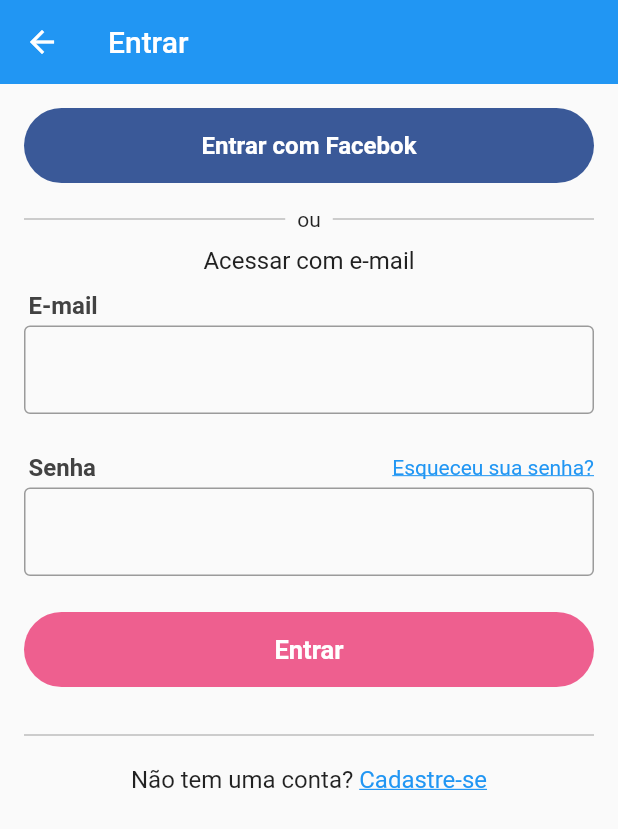
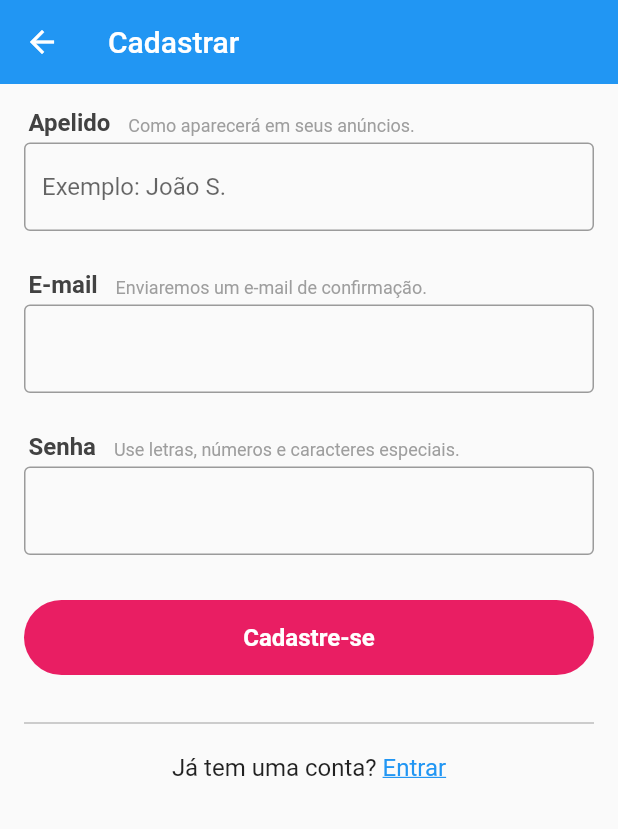
Before and after one commit to giovanitrevisol/xlo, a Flutter app: the LoginScreen screen opened directly, after a tap on "Cadastre-se", on a phone screen of 412 x 824 dp. Shown: the top 829 px of the screen. Run offline on Flutter 3.47's test engine with Material 2 defaults, Android fonts, the phone set to English and light mode, and no system bars; our stand-ins replace brasil_fields, rxdart.

```diff
--- /dev/null
+++ b/lib/blocs/signup_bloc.dart
@@ -0,0 +1,45 @@
+import 'package:rxdart/rxdart.dart';
+import 'package:xlo/models/user.dart';
+
+enum SignUpState { IDLE, LOADING, ERROR }
+
+class SignUpBlocState {
+  SignUpBlocState(this.state, {this.errorMessage});
+
+  SignUpState state;
+  String errorMessage;
+}
+
+class SignUpBloc {
+  final BehaviorSubject<SignUpBlocState> _stateController =
+      BehaviorSubject<SignUpBlocState>.seeded(
+          SignUpBlocState(SignUpState.IDLE));
+
+  Stream<SignUpBlocState> get outState => _stateController.stream;
+
+  User user = User();
+
+  void signUp() async {
+    _stateController.add(SignUpBlocState(SignUpState.LOADING));
+
+    await Future.delayed(Duration(seconds: 3));
+
+    _stateController.add(SignUpBlocState(SignUpState.IDLE));
+  }
+
+  void setName(String name) {
+    user.name = name;
+  }
+
+  void setEmail(String email) {
+    user.email = email.toLowerCase();
+  }
+
+  void setPassword(String password) {
+    user.password = password;
+  }
+
+  void dispose() {
+    _stateController.close();
+  }
+}
--- /dev/null
+++ b/lib/models/user.dart
@@ -0,0 +1,7 @@
+class User {
+  String name;
+  String email;
+  String password;
+
+  User({this.name, this.email, this.password});
+}
--- a/lib/screens/login/login_screen.dart
+++ b/lib/screens/login/login_screen.dart
@@ -4,6 +4,7 @@ import 'package:xlo/blocs/login/login_bloc.dart';
 import 'package:xlo/screens/login/widgets/facebook_button.dart';
 import 'package:xlo/screens/login/widgets/login_button.dart';
 import 'package:xlo/screens/login/widgets/or_divider.dart';
+import 'package:xlo/screens/signup/signup_screen.dart';
 
 class LoginScreen extends StatefulWidget {
   @override
@@ -126,7 +127,9 @@ class _LoginScreenState extends State<LoginScreen> {
                     ),
                     GestureDetector(
                       onTap: () {
-                        //
+                        Navigator.of(context).push(MaterialPageRoute(
+                          builder: (context) => SignUpScreen(),
+                        ));
                       },
                       child: Text(
                         'Cadastre-se',
--- /dev/null
+++ b/lib/screens/signup/signup_screen.dart
@@ -0,0 +1,158 @@
+import 'package:flutter/material.dart';
+import 'package:xlo/blocs/signup_bloc.dart';
+import 'package:xlo/screens/signup/widgets/filed_title.dart';
+import 'package:xlo/screens/signup/widgets/password_field.dart';
+
+class SignUpScreen extends StatefulWidget {
+  @override
+  _SignUpScreenState createState() => _SignUpScreenState();
+}
+
+class _SignUpScreenState extends State<SignUpScreen> {
+  final GlobalKey<FormState> _formKey = GlobalKey<FormState>();
+
+  SignUpBloc _signUpBloc;
+
+  @override
+  void initState() {
+    super.initState();
+    _signUpBloc = SignUpBloc();
+  }
+
+  @override
+  void dispose() {
+    _signUpBloc?.dispose();
+    super.dispose();
+  }
+
+  @override
+  Widget build(BuildContext context) {
+    return Scaffold(
+      appBar: AppBar(
+        elevation: 0,
+        title: const Text('Cadastrar'),
+      ),
+      body: Form(
+        key: _formKey,
+        child: StreamBuilder<SignUpBlocState>(
+            stream: _signUpBloc.outState,
+            builder: (context, snapshot) {
+              return ListView(
+                padding: const EdgeInsets.all(16),
+                children: <Widget>[
+                  const FieldTitle(
+                    title: 'Apelido',
+                    subtitle: 'Como aparecerá em seus anúncios.',
+                  ),
+                  TextFormField(
+                    decoration: const InputDecoration(
+                      border: OutlineInputBorder(),
+                      hintText: 'Exemplo: João S.',
+                    ),
+                    validator: (text) {
+                      if (text.length < 6) return 'Apelido muito curto';
+                      return null;
+                    },
+                    onSaved: _signUpBloc.setName,
+                    enabled: snapshot.data.state != SignUpState.LOADING,
+                  ),
+                  const SizedBox(
+                    height: 26,
+                  ),
+                  const FieldTitle(
+                    title: 'E-mail',
+                    subtitle: 'Enviaremos um e-mail de confirmação.',
+                  ),
+                  TextFormField(
+                    decoration: const InputDecoration(
+                      border: OutlineInputBorder(),
+                    ),
+                    validator: (text) {
+                      if (text.length < 6 || !text.contains('@'))
+                        return 'E-mail inválido';
+                      return null;
+                    },
+                    onSaved: _signUpBloc.setEmail,
+                    enabled: snapshot.data.state != SignUpState.LOADING,
+                  ),
+                  const SizedBox(
+                    height: 26,
+                  ),
+                  const FieldTitle(
+                    title: 'Senha',
+                    subtitle: 'Use letras, números e caracteres especiais.',
+                  ),
+                  PasswordField(
+                    onSaved: _signUpBloc.setPassword,
+                    enabled: snapshot.data.state != SignUpState.LOADING,
+                  ),
+                  Container(
+                    margin: const EdgeInsets.symmetric(vertical: 24),
+                    height: 50,
+                    child: RaisedButton(
+                      color: Colors.pink,
+                      disabledColor: Colors.pink.withAlpha(150),
+                      child: snapshot.data.state == SignUpState.LOADING
+                          ? CircularProgressIndicator(
+                              valueColor:
+                                  AlwaysStoppedAnimation<Color>(Colors.white),
+                            )
+                          : Text(
+                              'Cadastre-se',
+                              style: TextStyle(
+                                color: Colors.white,
+                                fontSize: 16,
+                                fontWeight: FontWeight.w600,
+                              ),
+                            ),
+                      onPressed: snapshot.data.state != SignUpState.LOADING
+                          ? _signUp
+                          : null,
+                      elevation: 0,
+                      shape: RoundedRectangleBorder(
+                          borderRadius: BorderRadius.circular(25)),
+                    ),
+                  ),
+                  Divider(
+                    color: Colors.grey,
+                  ),
+                  Padding(
+                    padding: const EdgeInsets.symmetric(vertical: 12),
+                    child: Row(
+                      mainAxisAlignment: MainAxisAlignment.center,
+                      children: <Widget>[
+                        const Text(
+                          'Já tem uma conta? ',
+                          style: TextStyle(fontSize: 16),
+                        ),
+                        GestureDetector(
+                          onTap: () {
+                            Navigator.of(context).pop();
+                          },
+                          child: Text(
+                            'Entrar',
+                            style: TextStyle(
+                              decoration: TextDecoration.underline,
+                              color: Colors.blue,
+                              fontSize: 16,
+                            ),
+                          ),
+                        )
+                      ],
+                    ),
+                  )
+                ],
+              );
+            }),
+      ),
+    );
+  }
+
+  void _signUp() {
+    if (_formKey.currentState.validate()) {
+      _formKey.currentState.save();
+
+      _signUpBloc.signUp();
+    }
+  }
+}
--- /dev/null
+++ b/lib/screens/signup/widgets/filed_title.dart
@@ -0,0 +1,35 @@
+import 'package:flutter/material.dart';
+
+class FieldTitle extends StatelessWidget {
+  const FieldTitle({this.title, this.subtitle});
+
+  final String title;
+  final String subtitle;
+
+  @override
+  Widget build(BuildContext context) {
+    return Padding(
+      padding: const EdgeInsets.only(left: 3, bottom: 4),
+      child: Row(
+        crossAxisAlignment: CrossAxisAlignment.end,
+        children: <Widget>[
+          Text(
+            '$title   ',
+            style: TextStyle(
+              color: Colors.grey[800],
+              fontSize: 16,
+              fontWeight: FontWeight.w700,
+            ),
+          ),
+          Text(
+            '$subtitle',
+            style: TextStyle(
+              color: Colors.grey,
+              fontSize: 12,
+            ),
+          )
+        ],
+      ),
+    );
+  }
+}
--- /dev/null
+++ b/lib/screens/signup/widgets/password_field.dart
@@ -0,0 +1,112 @@
+import 'package:flutter/material.dart';
+
+class PasswordField extends StatelessWidget {
+  PasswordField({this.onSaved, this.enabled});
+
+  final FormFieldSetter<String> onSaved;
+  final bool enabled;
+
+  @override
+  Widget build(BuildContext context) {
+    Widget _buildBar(int n, String pass) {
+      final int level = _calcScore(pass);
+      return Expanded(
+        child: Container(
+          margin: const EdgeInsets.symmetric(horizontal: 2),
+          decoration: BoxDecoration(
+              borderRadius: const BorderRadius.all(Radius.circular(5)),
+              color: n <= level ? _getColor(level) : Colors.transparent,
+              border: n > level ? Border.all(color: Colors.grey) : null),
+        ),
+      );
+    }
+
+    return FormField<String>(
+      initialValue: '',
+      onSaved: onSaved,
+      validator: (text) {
+        if (text.isEmpty || _calcScore(text) < 2) return 'Senha inválida';
+        return null;
+      },
+      builder: (state) {
+        return Column(
+          crossAxisAlignment: CrossAxisAlignment.stretch,
+          children: <Widget>[
+            TextField(
+              decoration: const InputDecoration(border: OutlineInputBorder()),
+              obscureText: true,
+              onChanged: state.didChange,
+              enabled: enabled,
+            ),
+            if (state.value.isNotEmpty)
+              Container(
+                margin: const EdgeInsets.only(top: 6),
+                height: 8,
+                child: Row(
+                  children: <Widget>[
+                    _buildBar(0, state.value),
+                    _buildBar(1, state.value),
+                    _buildBar(2, state.value),
+                    _buildBar(3, state.value),
+                  ],
+                ),
+              ),
+            Padding(
+              padding: const EdgeInsets.only(top: 6, left: 10),
+              child: state.value.isNotEmpty || state.hasError
+                  ? Text(
+                      state.value.isNotEmpty
+                          ? _getText(_calcScore(state.value))
+                          : state.errorText,
+                      textAlign: TextAlign.start,
+                      style: TextStyle(
+                        color: _getColor(_calcScore(state.value)),
+                        fontSize: 12,
+                      ),
+                    )
+                  : Container(),
+            )
+          ],
+        );
+      },
+    );
+  }
+
+  int _calcScore(String text) {
+    int score = 0;
+    if (text.length > 8) score += 1;
+    if (text.contains(RegExp(r'[0-9]'))) score += 1;
+    if (text.contains(RegExp(r'[A-Z]'))) score += 1;
+    return score;
+  }
+
+  Color _getColor(int level) {
+    switch (level) {
+      case 0:
+        return Colors.red;
+      case 1:
+        return Colors.orange;
+      case 2:
+        return Colors.greenAccent;
+      case 3:
+        return Colors.green;
+      default:
+        return Colors.red;
+    }
+  }
+
+  String _getText(int level) {
+    switch (level) {
+      case 0:
+        return 'Senha muito fraca';
+      case 1:
+        return 'Senha razoavelmente fraca';
+      case 2:
+        return 'Senha razoavelmente forte';
+      case 3:
+        return 'Senha forte';
+      default:
+        return '';
+    }
+  }
+}
```
